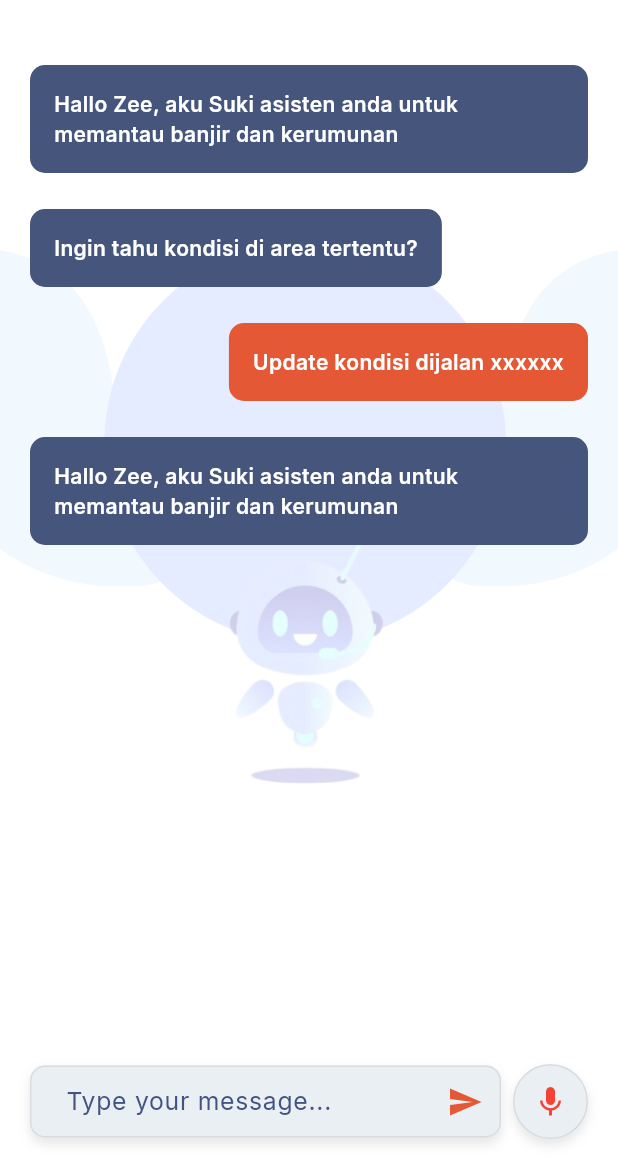
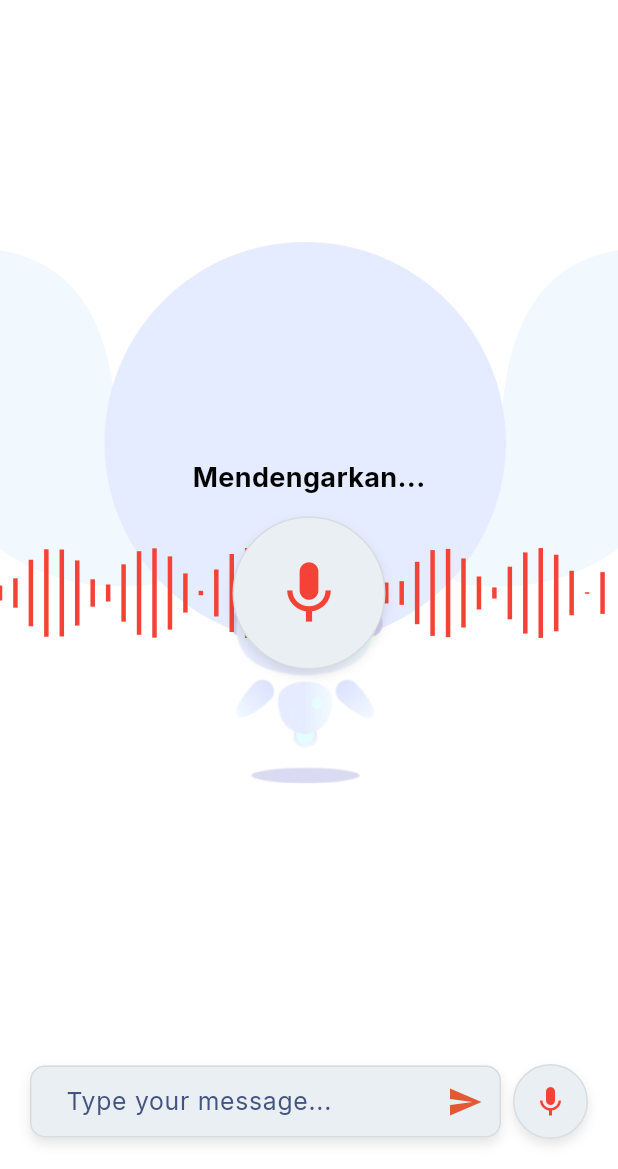
Before and after one commit to Alif-Fikri/JIR, a Flutter app: the ChatBotPage screen opened directly, after a tap on the "mic none" icon, on a phone screen of 412 x 824 dp, the part 67-1236 px from its top. Run offline on Flutter 3.47's test engine with Material 3 defaults, Android fonts, the phone set to English and light mode, and no system bars; our stand-ins replace flutter_dotenv, flutter_map, geocoding, geolocator, google_fonts, google_maps_flutter and 6 more; accounts and stored records are empty.

Commit message:
add frequency when user doing voice note and fixed scrolling in the last chat of user

```diff
--- /dev/null
+++ b/lib/helper/voicefrequency.dart
@@ -0,0 +1,32 @@
+import 'package:flutter/material.dart';
+import 'dart:math';
+
+class VoiceFrequencyPainter extends CustomPainter {
+  final double progress;
+
+  VoiceFrequencyPainter(this.progress);
+
+  @override
+  void paint(Canvas canvas, Size size) {
+    final paint = Paint()
+      ..color = Colors.red
+      ..strokeWidth = 3
+      ..style = PaintingStyle.stroke;
+
+    final centerY = size.height / 2;
+    final numWaves = 40; // Banyak gelombang
+
+    for (int i = 0; i < numWaves; i++) {
+      final x = i * (size.width / numWaves);
+      final amplitude = sin((progress + i) * 0.5) * 30;
+      final startY = centerY - amplitude;
+      final endY = centerY + amplitude;
+      canvas.drawLine(Offset(x, startY), Offset(x, endY), paint);
+    }
+  }
+
+  @override
+  bool shouldRepaint(covariant CustomPainter oldDelegate) {
+    return true;
+  }
+}
--- a/lib/pages/home/chat/chatbot_text.dart
+++ b/lib/pages/home/chat/chatbot_text.dart
@@ -4,6 +4,9 @@ import 'package:google_fonts/google_fonts.dart';
 import 'package:animations/animations.dart';
 import 'package:http/http.dart' as http;
 import 'package:speech_to_text/speech_to_text.dart' as stt;
+import 'dart:async';
+import 'dart:math';
+import 'package:smartcitys/helper/voicefrequency.dart';
 
 class ChatBotPage extends StatefulWidget {
   const ChatBotPage({super.key});
@@ -12,8 +15,12 @@ class ChatBotPage extends StatefulWidget {
   _ChatBotPageState createState() => _ChatBotPageState();
 }
 
-class _ChatBotPageState extends State<ChatBotPage> {
+class _ChatBotPageState extends State<ChatBotPage>
+    with TickerProviderStateMixin {
   bool _isMicTapped = false;
+  bool _isChatVisible = true;
+  late AnimationController _controllerA;
+  final ScrollController _scrollController = ScrollController();
   final TextEditingController _controller = TextEditingController();
   final List<Map<String, dynamic>> _messages = [
     {
@@ -33,6 +40,16 @@ class _ChatBotPageState extends State<ChatBotPage> {
     super.initState();
     _speech = stt.SpeechToText();
     _simulateInitialMessages();
+    _controllerA = AnimationController(
+      vsync: this,
+      duration: const Duration(seconds: 3),
+    )..repeat(reverse: true);
+  }
+
+  @override
+  void dispose() {
+    _controllerA.dispose();
+    super.dispose();
   }
 
   void _simulateInitialMessages() async {
@@ -52,6 +69,7 @@ class _ChatBotPageState extends State<ChatBotPage> {
       });
     }
   }
+
   void _startListening() async {
     bool available = await _speech.initialize(
       onStatus: (status) => print('Status: $status'),
@@ -61,6 +79,7 @@ class _ChatBotPageState extends State<ChatBotPage> {
     if (available) {
       setState(() {
         _isMicTapped = true;
+        _isChatVisible = false;
       });
 
       _speech.listen(
@@ -77,13 +96,14 @@ void _stopListening() {
     _speech.stop();
     setState(() {
       _isMicTapped = false;
+      _isChatVisible = true;
       if (_recognizedText.isNotEmpty) {
         _messages.add({"text": _recognizedText, "isSender": true});
         _recognizedText = '';
       }
     });
+    scrollToBottom();
   }
-
 
   Future<void> _fetchGeminiData(String query) async {
     const String apiUrl = 'https://api.gemini.com/v1/location';
@@ -128,7 +148,20 @@ void _stopListening() {
         _controller.clear();
       });
       _fetchGeminiData(userMessage);
+      scrollToBottom();
     }
+  }
+
+  void scrollToBottom() {
+    WidgetsBinding.instance.addPostFrameCallback((_) {
+      if (_scrollController.hasClients) {
+        _scrollController.animateTo(
+          _scrollController.position.maxScrollExtent,
+          duration: Duration(milliseconds: 300),
+          curve: Curves.easeOut,
+        );
+      }
+    });
   }
 
   @override
@@ -162,10 +195,11 @@ void _stopListening() {
               fit: BoxFit.cover,
             ),
           ),
-          Column(
-            children: [
-              Expanded(
+          if (_isChatVisible)
+            Padding(
+              padding: EdgeInsets.only(bottom: screenHeight * 0.1),
               child: ListView.builder(
+                controller: _scrollController,
                 padding: const EdgeInsets.all(20.0),
                 itemCount: _messages.length,
                 itemBuilder: (context, index) {
@@ -176,10 +210,75 @@ void _stopListening() {
                 },
               ),
             ),
-              _inputSection(screenWidth),
+          Positioned(
+            bottom: 0, // Fix to bottom
+            left: 0,
+            right: 0,
+            child: _inputSection(screenWidth),
+          ),
+          if (_isMicTapped)
+            Center(
+              child: SizedBox(
+                  height: 180,
+                  width: double.infinity,
+                  child: Stack(alignment: Alignment.center, children: [
+                    Positioned.fill(
+                      child: AnimatedBuilder(
+                        animation: _controllerA,
+                        builder: (context, child) {
+                          return CustomPaint(
+                            painter: VoiceFrequencyPainter(
+                              _controllerA.value * 2 * pi,
+                            ),
+                          );
+                        },
+                      ),
+                    ),
+                    Positioned(
+                      child: Container(
+                        decoration: BoxDecoration(
+                          shape: BoxShape.circle,
+                          color: const Color(0xffEAEFF3),
+                          border: Border.all(
+                            color: const Color(0x14000000),
+                            width: 1.0,
+                          ),
+                          boxShadow: [
+                            BoxShadow(
+                              color: Colors.black.withOpacity(0.1),
+                              blurRadius: 6,
+                              offset: const Offset(0, 4),
+                            ),
                           ],
                         ),
-          if (_isMicTapped) _buildMicOverlay(),
+                        child: CircleAvatar(
+                          backgroundColor: Colors.transparent,
+                          radius: 50,
+                          child: IconButton(
+                            icon: Icon(
+                              _isMicTapped ? Icons.mic : Icons.mic_none,
+                              color: Colors.red,
+                              size: 50,
+                            ),
+                            onPressed:
+                                _isMicTapped ? _stopListening : _startListening,
+                          ),
+                        ),
+                      ),
+                    ),
+                    Positioned(
+                      top: 0,
+                      child: Text(
+                        'Mendengarkan...',
+                        style: GoogleFonts.inter(
+                          fontSize: 18,
+                          fontWeight: FontWeight.bold,
+                          color: Colors.black,
+                        ),
+                      ),
+                    ),
+                  ])),
+            )
         ],
       ),
     );
@@ -302,39 +401,8 @@ Container(
               ),
             ),
           ),
-
         ],
       ),
     );
   }
-
-  Widget _buildMicOverlay() {
-    return OpenContainer(
-      openBuilder: (context, _) {
-        return Scaffold(
-          body: Center(
-            child: Container(
-              decoration: const BoxDecoration(
-                color: Colors.redAccent,
-                shape: BoxShape.circle,
-              ),
-              child: const Padding(
-                padding: EdgeInsets.all(50.0),
-                child: Icon(Icons.mic, size: 100, color: Colors.white),
-              ),
-            ),
-          ),
-        );
-      },
-      closedElevation: 0,
-      closedColor: Colors.transparent,
-      openColor: Colors.transparent,
-      onClosed: (_) {
-        setState(() {
-          _isMicTapped = false;
-        });
-      },
-      closedBuilder: (context, openContainer) => Container(),
-    );
 }
-}
--- a/lib/service/google_auth.dart
+++ b/lib/service/google_auth.dart
@@ -1,4 +1,3 @@
-import 'package:flutter/material.dart';
 import 'package:google_sign_in/google_sign_in.dart';
 import 'package:http/http.dart' as http;
 import 'dart:convert';
```
Lines whose indentation alone changed are shown as unchanged.
